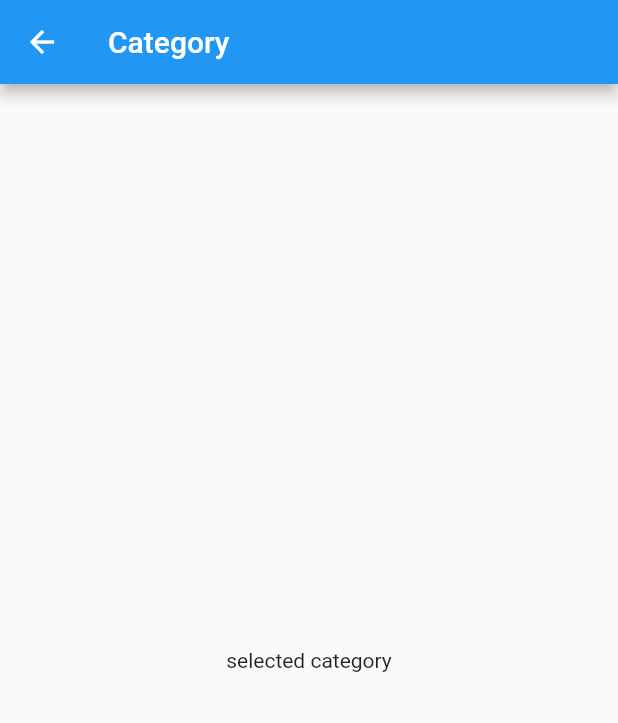
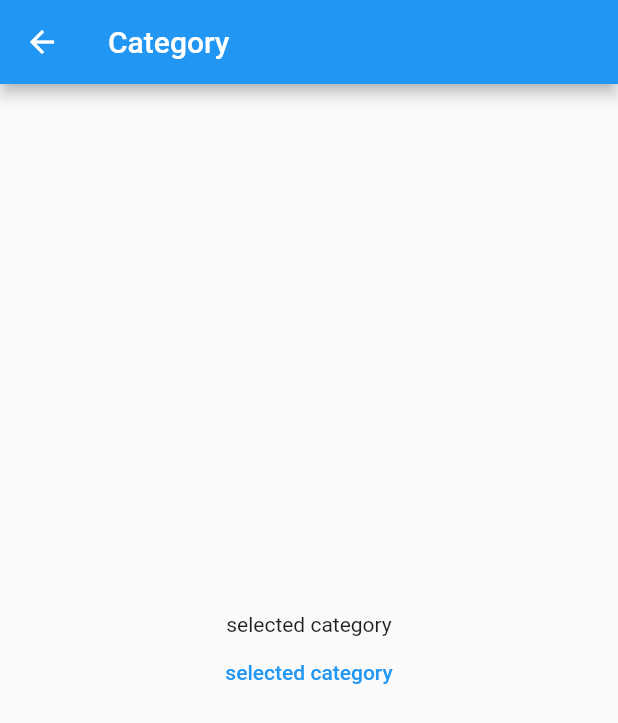
Before and after one commit to felipecastrosales/modular-example, a Flutter app: the screen it shows after launch, after a tap on "CategoryModule", on a phone screen of 412 x 824 dp. Shown: the top 723 px of the screen. Run offline on Flutter 3.47's test engine with Material 2 defaults, Android fonts, the phone set to English and light mode, and no system bars; our stand-ins replace flutter_modular.

Commit message:
control and dependency injection | part 01

```diff
--- a/lib/app/category/category_page.dart
+++ b/lib/app/category/category_page.dart
@@ -1,4 +1,10 @@
+import 'dart:developer' as developer;
+
 import 'package:flutter/material.dart';
+
+import 'package:flutter_modular/flutter_modular.dart';
+
+import 'model/category_model_controller.dart';
 
 class CategoryPage extends StatefulWidget {
   final String? category;
@@ -20,8 +26,22 @@ class _CategoryPageState extends State<CategoryPage> {
         title: const Text('Category'),
       ),
       body: Center(
-        child: Text(
-          widget.category ?? 'Sem categoria enviada',
+        child: Column(
+          mainAxisAlignment: MainAxisAlignment.center,
+          children: [
+            Text(
+              widget.category ?? 'Sem categoria enviada',
+            ),
+            TextButton(
+              onPressed: () {
+                var controller = Modular.get<CategoryModelController>();
+                developer.log('${controller.hashCode}');
+              },
+              child: Text(
+                widget.category ?? 'Sem categoria enviada',
+              ),
+            ),
+          ],
         ),
       ),
     );
--- /dev/null
+++ b/lib/app/category/model/category_model_controller.dart
@@ -0,0 +1,10 @@
+import 'dart:developer' as developer;
+
+import 'price_model.dart';
+
+class CategoryModelController {
+  PriceModel priceModel;
+  CategoryModelController({required this.priceModel}) {
+    developer.log('Category Model Controller $hashCode');
+  }
+}
--- /dev/null
+++ b/lib/app/category/model/price_model.dart
@@ -0,0 +1,4 @@
+
+class PriceModel {
+
+}
```
Also changed, not shown: lib/app/category/category_module.dart (+22 -0 lines).
